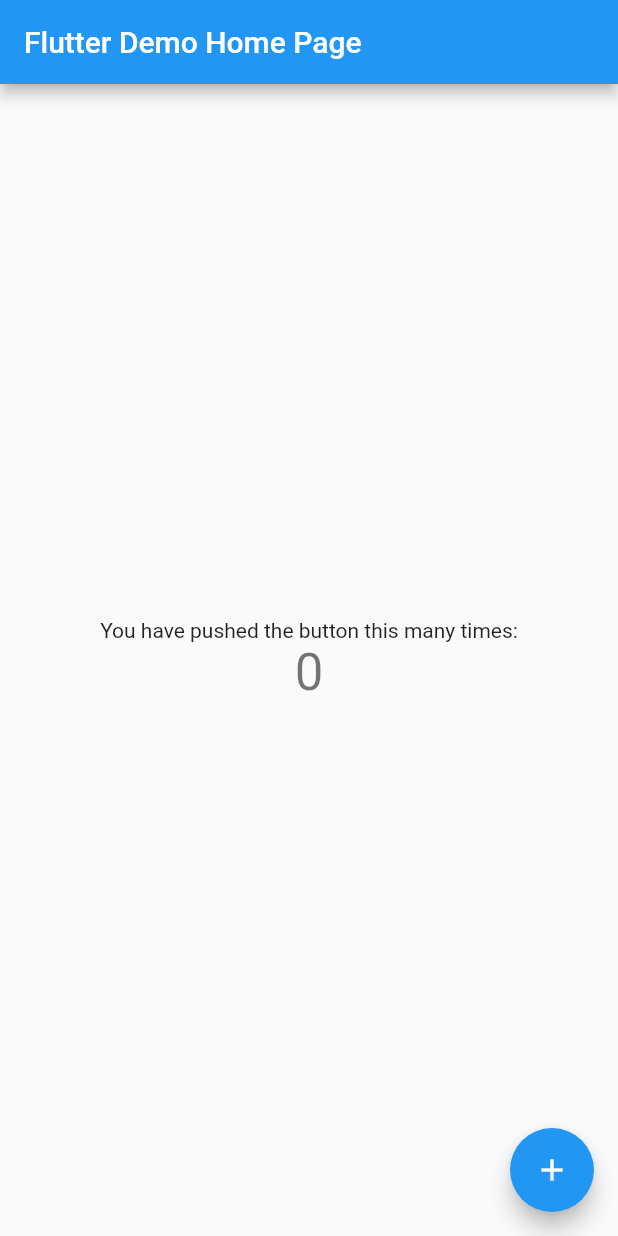
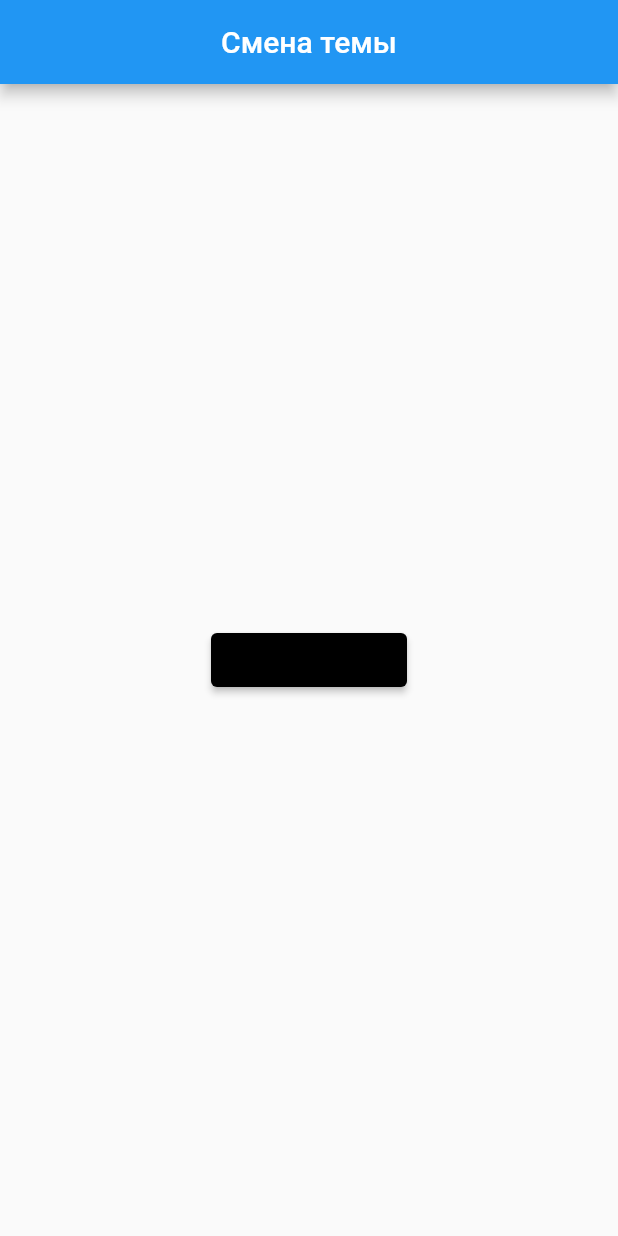
Before and after one commit to ErikBagaev1/iron_dictonary, a Flutter app: the screen it shows after launch, on a phone screen of 412 x 824 dp. Run offline on Flutter 3.47's test engine with Material 2 defaults, Android fonts, the light colour scheme and no system bars.

Commit message:
Добавление кнопки смены цвета

```diff
--- a/lib/main.dart
+++ b/lib/main.dart
@@ -13,103 +13,58 @@
     return MaterialApp(
       title: 'Flutter Demo',
       theme: ThemeData(
-        // This is the theme of your application.
-        //
-        // Try running your application with "flutter run". You'll see the
-        // application has a blue toolbar. Then, without quitting the app, try
-        // changing the primarySwatch below to Colors.green and then invoke
-        // "hot reload" (press "r" in the console where you ran "flutter run",
-        // or simply save your changes to "hot reload" in a Flutter IDE).
-        // Notice that the counter didn't reset back to zero; the application
-        // is not restarted.
         primarySwatch: Colors.blue,
       ),
-      home: const MyHomePage(title: 'Flutter Demo Home Page'),
+      home: const MyHomePage(),
     );
   }
 }
 
 class MyHomePage extends StatefulWidget {
-  const MyHomePage({super.key, required this.title});
-
-  // This widget is the home page of your application. It is stateful, meaning
-  // that it has a State object (defined below) that contains fields that affect
-  // how it looks.
-
-  // This class is the configuration for the state. It holds the values (in this
-  // case the title) provided by the parent (in this case the App widget) and
-  // used by the build method of the State. Fields in a Widget subclass are
-  // always marked "final".
-
-  final String title;
+  const MyHomePage({
+    super.key,
+  });
 
   @override
   State<MyHomePage> createState() => _MyHomePageState();
 }
 
 class _MyHomePageState extends State<MyHomePage> {
-  int _counter = 0;
-
-  void _incrementCounter() {
-    setState(() {
-      // This call to setState tells the Flutter framework that something has
-      // changed in this State, which causes it to rerun the build method below
-      // so that the display can reflect the updated values. If we changed
-      // _counter without calling setState(), then the build method would not be
-      // called again, and so nothing would appear to happen.
-      _counter++;
-    });
-  }
-
+  int counter = 0;
+  String title = 'Сейчас темная';
+  MaterialStateProperty<Color> color =
+      MaterialStateProperty.all<Color>(Colors.black);
+  Color textColor = Colors.black;
   @override
   Widget build(BuildContext context) {
-    // This method is rerun every time setState is called, for instance as done
-    // by the _incrementCounter method above.
-    //
-    // The Flutter framework has been optimized to make rerunning build methods
-    // fast, so that you can just rebuild anything that needs updating rather
-    // than having to individually change instances of widgets.
     return Scaffold(
       appBar: AppBar(
-        // Here we take the value from the MyHomePage object that was created by
-        // the App.build method, and use it to set our appbar title.
-        title: Text(widget.title),
+        title: Center(child: Text("Смена темы")),
       ),
       body: Center(
-        // Center is a layout widget. It takes a single child and positions it
-        // in the middle of the parent.
-        child: Column(
-          // Column is also a layout widget. It takes a list of children and
-          // arranges them vertically. By default, it sizes itself to fit its
-          // children horizontally, and tries to be as tall as its parent.
-          //
-          // Invoke "debug painting" (press "p" in the console, choose the
-          // "Toggle Debug Paint" action from the Flutter Inspector in Android
-          // Studio, or the "Toggle Debug Paint" command in Visual Studio Code)
-          // to see the wireframe for each widget.
-          //
-          // Column has various properties to control how it sizes itself and
-          // how it positions its children. Here we use mainAxisAlignment to
-          // center the children vertically; the main axis here is the vertical
-          // axis because Columns are vertical (the cross axis would be
-          // horizontal).
-          mainAxisAlignment: MainAxisAlignment.center,
-          children: <Widget>[
-            const Text(
-              'You have pushed the button this many times:',
-            ),
-            Text(
-              '$_counter',
-              style: Theme.of(context).textTheme.headline4,
-            ),
-          ],
+          child: ElevatedButton(
+        onPressed: () {
+          counter++;
+          setState(() {
+            if (counter % 2 == 0) {
+              title = 'Сейчас темная';
+              color = MaterialStateProperty.all<Color>(Colors.black);
+              textColor = Colors.white;
+            } else {
+              title = 'Сейчас светлая';
+              color = MaterialStateProperty.all<Color>(Colors.white);
+              textColor = Colors.black;
+            }
+          });
+        },
+        child: Text(
+          title,
+          style: TextStyle(color: textColor),
         ),
-      ),
-      floatingActionButton: FloatingActionButton(
-        onPressed: _incrementCounter,
-        tooltip: 'Increment',
-        child: const Icon(Icons.add),
-      ), // This trailing comma makes auto-formatting nicer for build methods.
+        style: ButtonStyle(
+          backgroundColor: color,
+        ),
+      )),
     );
   }
 }
```
